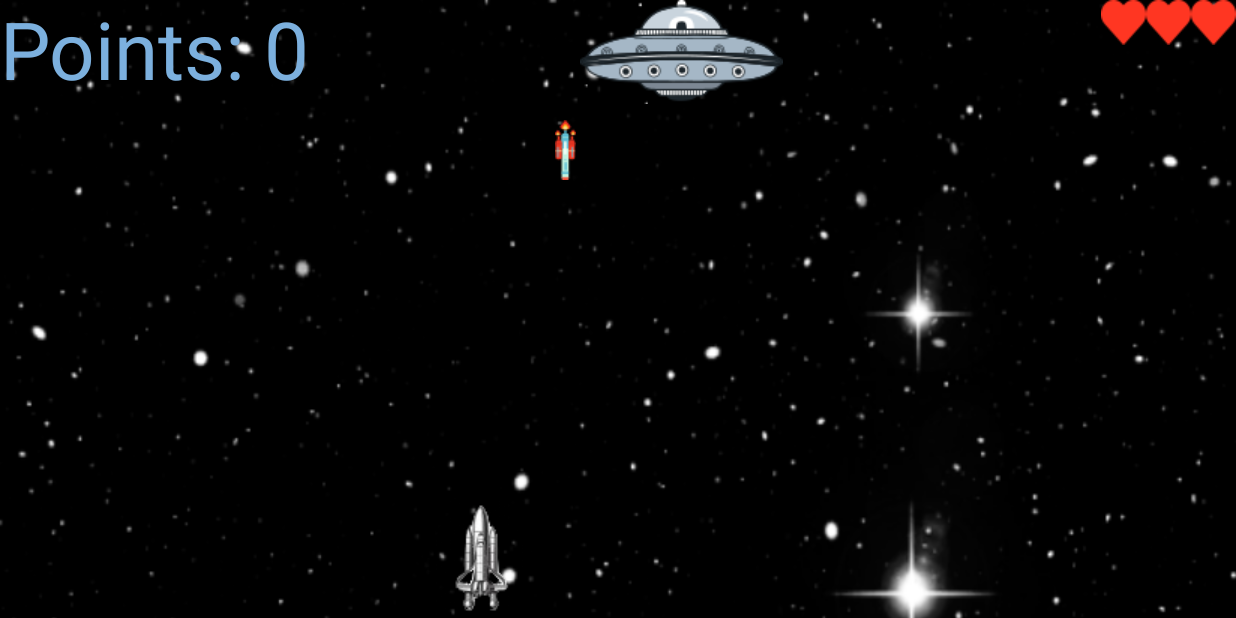
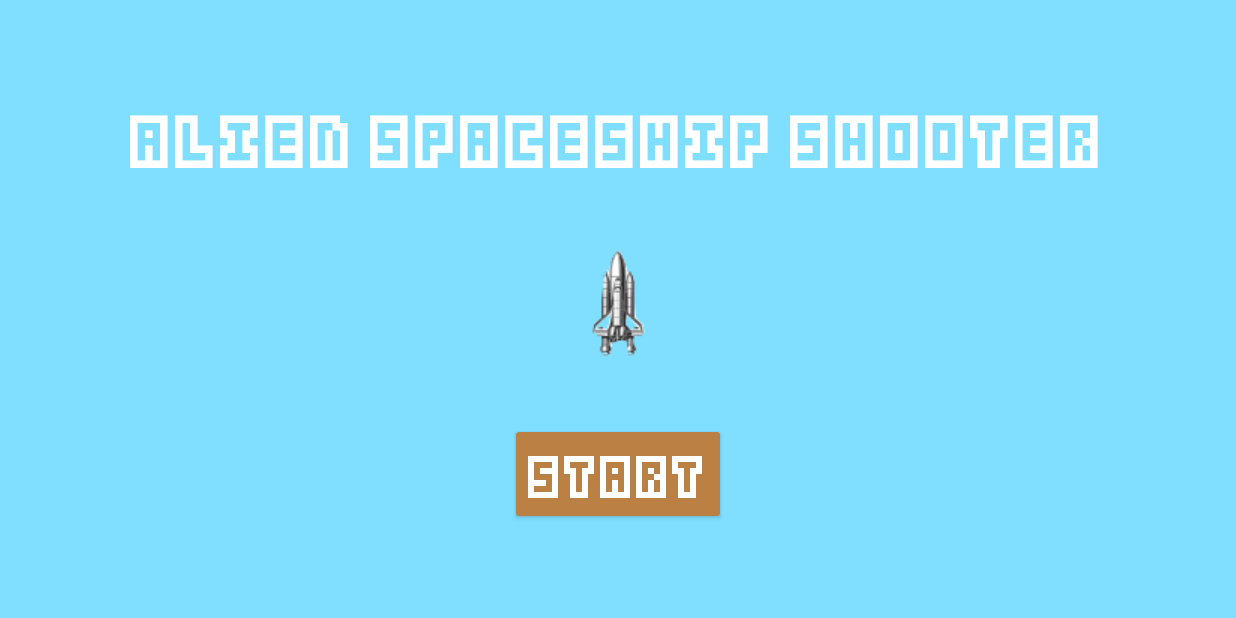
Before and after one commit to ShakilAhmedKhan/AlienSpaceShipShooter, an Android app: the screen it shows after launch (MainActivity), on a phone screen of 824 x 412 dp (held sideways). Run offline under Robolectric (Android 15) with nearby library versions, the light colour scheme and no system bars.

Commit message:
added: WelcomeScreen.java class and added firstStart method in MainActivity.java class. Now the game has a welcome screen and starts the game after clicking the start button

```diff
--- a/app/src/main/AndroidManifest.xml
+++ b/app/src/main/AndroidManifest.xml
@@ -23,6 +23,11 @@
             </intent-filter>
         </activity>
         <activity
+            android:name=".WelcomeScreen"
+            android:exported="true"
+            android:screenOrientation="landscape">
+        </activity>
+        <activity
             android:name=".StartUp"
             android:exported="true"
             android:screenOrientation="landscape">
@@ -32,6 +37,7 @@
             android:exported="true"
             android:screenOrientation="landscape">
         </activity>
+
     </application>
 
 </manifest>
--- a/app/src/main/java/com/example/spaceshooterempty/MainActivity.java
+++ b/app/src/main/java/com/example/spaceshooterempty/MainActivity.java
@@ -1,6 +1,8 @@
 package com.example.spaceshooterempty;
 
+import android.content.Intent;
 import android.os.Bundle;
+import android.view.View;
 
 import androidx.activity.EdgeToEdge;
 import androidx.appcompat.app.AppCompatActivity;
@@ -14,11 +16,19 @@ public class MainActivity extends AppCompatActivity {
     protected void onCreate(Bundle savedInstanceState) {
         super.onCreate(savedInstanceState);
 //        EdgeToEdge.enable(this);
-        setContentView(new SpaceShooter(this));
+        //setContentView(new SpaceShooter(this));
+        setContentView(R.layout.activity_main);
 //        ViewCompat.setOnApplyWindowInsetsListener(findViewById(R.id.main), (v, insets) -> {
 //            Insets systemBars = insets.getInsets(WindowInsetsCompat.Type.systemBars());
 //            v.setPadding(systemBars.left, systemBars.top, systemBars.right, systemBars.bottom);
 //            return insets;
 //        });
     }
+    public void firstStart(View view) {
+        startActivity(new Intent(this, WelcomeScreen.class));
+        //setContentView(new SpaceShooter(this));
+        finish();
+    }
+
+
 }
--- a/app/src/main/java/com/example/spaceshooterempty/StartUp.java
+++ b/app/src/main/java/com/example/spaceshooterempty/StartUp.java
@@ -14,7 +14,8 @@ public class StartUp extends AppCompatActivity {
         setContentView(R.layout.startup);
     }
     public void startGame(View v){
-        startActivity(new Intent(this, MainActivity.class));
+        startActivity(new Intent(this, WelcomeScreen.class));
         finish();
     }
+
 }
--- a/app/src/main/res/layout/activity_main.xml
+++ b/app/src/main/res/layout/activity_main.xml
@@ -1,19 +1,41 @@
 <?xml version="1.0" encoding="utf-8"?>
-<androidx.constraintlayout.widget.ConstraintLayout xmlns:android="http://schemas.android.com/apk/res/android"
+<LinearLayout xmlns:android="http://schemas.android.com/apk/res/android"
     xmlns:app="http://schemas.android.com/apk/res-auto"
     xmlns:tools="http://schemas.android.com/tools"
     android:id="@+id/main"
     android:layout_width="match_parent"
     android:layout_height="match_parent"
-    tools:context=".MainActivity">
+    tools:context=".MainActivity"
 
-<!--    <TextView-->
-<!--        android:layout_width="wrap_content"-->
-<!--        android:layout_height="wrap_content"-->
-<!--        android:text="Hello World!"-->
-<!--        app:layout_constraintBottom_toBottomOf="parent"-->
-<!--        app:layout_constraintEnd_toEndOf="parent"-->
-<!--        app:layout_constraintStart_toStartOf="parent"-->
-<!--        app:layout_constraintTop_toTopOf="parent" />-->
+    android:orientation="vertical"
+    android:background="#e7df"
+    android:gravity="center">
+    <TextView
+        android:layout_width="wrap_content"
+        android:layout_height="wrap_content"
+        android:text="Alien Spaceship Shooter"
+        android:textSize="40sp"
+        android:textColor="#ffffff"
+        android:fontFamily="@font/kenney_blocks"
+        android:gravity="center"/>
+    <ImageView
+        android:layout_width="wrap_content"
+        android:layout_height="wrap_content"/>
+<!--        app:srcCompat="@drawable/game_title" />-->
+    <ImageView
+        android:layout_width="wrap_content"
+        android:layout_height="wrap_content"
+        app:srcCompat="@drawable/player"
+        android:layout_marginTop="40dp"
+        android:layout_marginBottom="40dp" />
+    <Button
+        android:layout_width="wrap_content"
+        android:layout_height="wrap_content"
+        android:text="Start"
+        android:fontFamily="@font/kenney_blocks"
+        android:textSize="32sp"
+        android:textColor="@android:color/white"
+        android:backgroundTint="#bb8044"
+        android:onClick="firstStart" />
 
-</androidx.constraintlayout.widget.ConstraintLayout>
+</LinearLayout>
--- a/app/src/main/res/layout/startup.xml
+++ b/app/src/main/res/layout/startup.xml
@@ -18,7 +18,7 @@
         android:layout_width="wrap_content"
         android:layout_height="wrap_content"
         android:layout_marginTop="10dp"
-        android:text="Play"
+        android:text="Play Again"
         android:textColor="#ffffff"
         android:textSize="24sp"
         android:onClick="startGame"/>
```
Also changed, not shown: app/src/main/java/com/example/spaceshooterempty/WelcomeScreen.java (added, +15 -0 lines).
